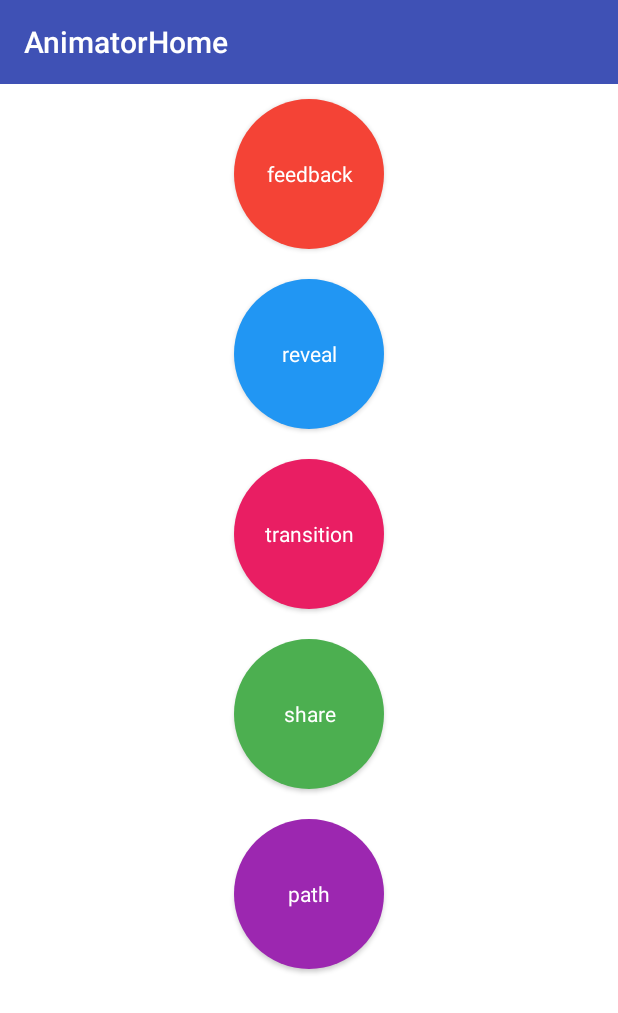
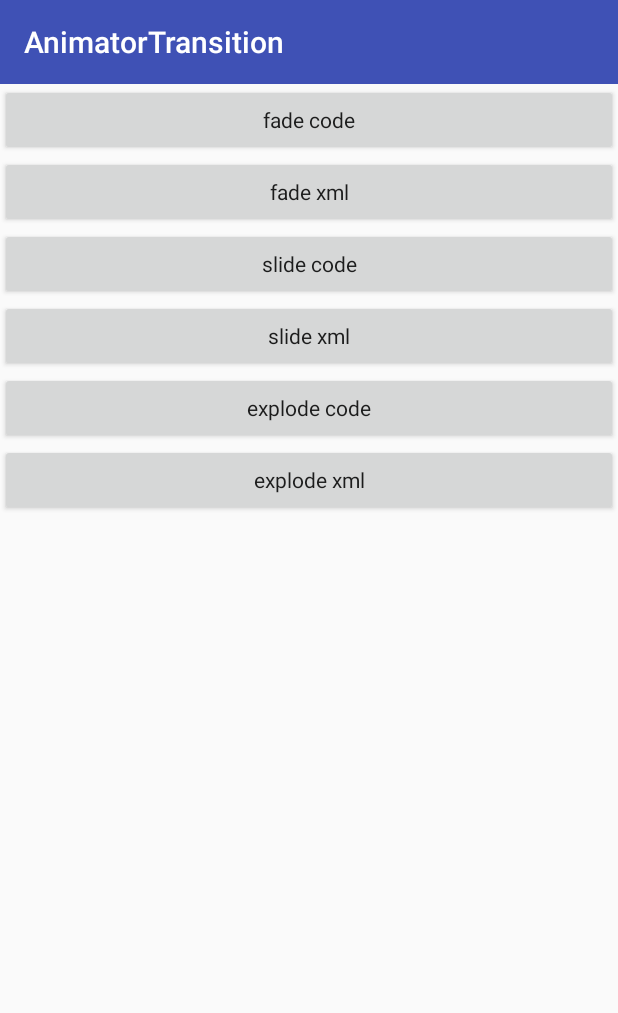
Before and after one commit to huangshouguo/MaterialDesignStudy, an Android app: the AnimatorHomeActivity screen opened directly, with no data from a screen before it, after a tap on "transition", on a phone screen of 412 x 824 dp. Shown: the top 1013 px of the screen. Run offline under Robolectric (Android 15) with nearby library versions, the phone set to English and light mode, and no system bars.

Commit message:
add transition animator

```diff
--- a/app/src/main/AndroidManifest.xml
+++ b/app/src/main/AndroidManifest.xml
@@ -27,7 +27,11 @@
         <activity android:name=".animator.AnimatorRevealActivity" />
         <activity
             android:name=".animator.AnimatorReveal2Activity"
-            android:theme="@style/AppTheme.NoAnimator"/>
+            android:theme="@style/AppTheme.NoAnimator" />
+        <activity android:name=".animator.AnimatorTransitionSlideActivity" />
+        <activity android:name=".animator.AnimatorTransitionActivity" />
+        <activity android:name=".animator.AnimatorTransitionFadeActivity" />
+        <activity android:name=".animator.AnimatorTransitionExplodeActivity"></activity>
     </application>
 
 </manifest>
--- a/app/src/main/java/com/example/hsg/meterialdesignstudy/animator/AnimatorHomeActivity.java
+++ b/app/src/main/java/com/example/hsg/meterialdesignstudy/animator/AnimatorHomeActivity.java
@@ -37,6 +37,7 @@ public class AnimatorHomeActivity extends BaseActivity implements View.OnClickLi
                 AnimatorRevealActivity.startAction(this);
                 break;
             case R.id.btn_transition:
+                AnimatorTransitionActivity.startAction(this);
                 break;
             case R.id.btn_share:
                 break;
--- a/app/src/main/java/com/example/hsg/meterialdesignstudy/animator/AnimatorReveal2Activity.java
+++ b/app/src/main/java/com/example/hsg/meterialdesignstudy/animator/AnimatorReveal2Activity.java
@@ -58,13 +58,12 @@ public class AnimatorReveal2Activity extends BaseActivity {
         float endRadius = isReveal ? radius : 0;
 
         Animator animator = ViewAnimationUtils.createCircularReveal(this.rootView, cx, cy, startRadius, endRadius);
-        animator.setDuration(1000);
+        animator.setDuration(getResources().getInteger(R.integer.animator_duration));
 
         if (!isReveal) {
             animator.addListener(new Animator.AnimatorListener() {
                 @Override
                 public void onAnimationStart(Animator animator) {
-
                 }
 
                 @Override
@@ -74,7 +73,6 @@ public class AnimatorReveal2Activity extends BaseActivity {
 
                 @Override
                 public void onAnimationCancel(Animator animator) {
-
                 }
 
                 @Override
--- a/app/src/main/java/com/example/hsg/meterialdesignstudy/animator/AnimatorRevealActivity.java
+++ b/app/src/main/java/com/example/hsg/meterialdesignstudy/animator/AnimatorRevealActivity.java
@@ -84,6 +84,6 @@ public class AnimatorRevealActivity extends BaseActivity implements View.OnClick
                 }
             });
         }
-        animator.setDuration(1000).start();
+        animator.setDuration(getResources().getInteger(R.integer.animator_duration)).start();
     }
 }
--- /dev/null
+++ b/app/src/main/java/com/example/hsg/meterialdesignstudy/animator/AnimatorTransitionActivity.java
@@ -0,0 +1,55 @@
+package com.example.hsg.meterialdesignstudy.animator;
+
+import android.content.Context;
+import android.content.Intent;
+import android.os.Bundle;
+import android.view.View;
+
+import com.example.hsg.meterialdesignstudy.BaseActivity;
+import com.example.hsg.meterialdesignstudy.R;
+
+public class AnimatorTransitionActivity extends BaseActivity implements View.OnClickListener {
+
+    public static void startAction(Context context) {
+        Intent intent = new Intent(context, AnimatorTransitionActivity.class);
+        context.startActivity(intent);
+    }
+
+
+    @Override
+    protected void onCreate(Bundle savedInstanceState) {
+        super.onCreate(savedInstanceState);
+        setContentView(R.layout.activity_animator_transition);
+
+        findViewById(R.id.btn_fade_code).setOnClickListener(this);
+        findViewById(R.id.btn_fade_xml).setOnClickListener(this);
+        findViewById(R.id.btn_slide_code).setOnClickListener(this);
+        findViewById(R.id.btn_slide_xml).setOnClickListener(this);
+        findViewById(R.id.btn_explode_code).setOnClickListener(this);
+        findViewById(R.id.btn_explode_xml).setOnClickListener(this);
+    }
+
+    @Override
+    public void onClick(View view) {
+        switch (view.getId()) {
+            case R.id.btn_fade_code:
+                AnimatorTransitionFadeActivity.startAction(this, false);
+                break;
+            case R.id.btn_fade_xml:
+                AnimatorTransitionFadeActivity.startAction(this, true);
+                break;
+            case R.id.btn_slide_code:
+                AnimatorTransitionSlideActivity.startAction(this, false);
+                break;
+            case R.id.btn_slide_xml:
+                AnimatorTransitionSlideActivity.startAction(this, true);
+                break;
+            case R.id.btn_explode_code:
+                AnimatorTransitionExplodeActivity.startAction(this, false);
+                break;
+            case R.id.btn_explode_xml:
+                AnimatorTransitionExplodeActivity.startAction(this, true);
+                break;
+        }
+    }
+}
--- /dev/null
+++ b/app/src/main/res/layout/activity_animator_transition.xml
@@ -0,0 +1,52 @@
+<?xml version="1.0" encoding="utf-8"?>
+<LinearLayout xmlns:android="http://schemas.android.com/apk/res/android"
+    xmlns:app="http://schemas.android.com/apk/res-auto"
+    android:layout_width="match_parent"
+    android:layout_height="match_parent"
+    android:orientation="vertical">
+
+    <android.support.v7.widget.Toolbar
+        style="@style/ToolbarStyle"
+        app:title="AnimatorTransition" />
+
+    <ScrollView
+        android:layout_width="match_parent"
+        android:layout_height="match_parent">
+
+        <LinearLayout
+            android:layout_width="match_parent"
+            android:layout_height="match_parent"
+            android:orientation="vertical">
+
+            <Button
+                android:id="@+id/btn_fade_code"
+                style="@style/ButtonStyle"
+                android:text="fade code" />
+
+            <Button
+                android:id="@+id/btn_fade_xml"
+                style="@style/ButtonStyle"
+                android:text="fade xml" />
+
+            <Button
+                android:id="@+id/btn_slide_code"
+                style="@style/ButtonStyle"
+                android:text="slide code" />
+
+            <Button
+                android:id="@+id/btn_slide_xml"
+                style="@style/ButtonStyle"
+                android:text="slide xml" />
+
+            <Button
+                android:id="@+id/btn_explode_code"
+                style="@style/ButtonStyle"
+                android:text="explode code" />
+
+            <Button
+                android:id="@+id/btn_explode_xml"
+                style="@style/ButtonStyle"
+                android:text="explode xml" />
+        </LinearLayout>
+    </ScrollView>
+</LinearLayout>
--- /dev/null
+++ b/app/src/main/res/transition/explode.xml
@@ -0,0 +1,6 @@
+<?xml version="1.0" encoding="utf-8"?>
+<transitionSet xmlns:android="http://schemas.android.com/apk/res/android">
+    <explode
+        android:duration="@integer/animator_duration"
+        android:interpolator="@android:interpolator/bounce" />
+</transitionSet>
--- /dev/null
+++ b/app/src/main/res/transition/fade.xml
@@ -0,0 +1,6 @@
+<?xml version="1.0" encoding="utf-8"?>
+<transitionSet xmlns:android="http://schemas.android.com/apk/res/android">
+    <fade
+        android:duration="@integer/animator_duration"
+        android:interpolator="@android:interpolator/fast_out_slow_in" />
+</transitionSet>
--- /dev/null
+++ b/app/src/main/res/transition/slide.xml
@@ -0,0 +1,6 @@
+<?xml version="1.0" encoding="utf-8"?>
+<transitionSet xmlns:android="http://schemas.android.com/apk/res/android">
+    <slide
+        android:duration="@integer/animator_duration"
+        android:slideEdge="right" />
+</transitionSet>
--- a/app/src/main/res/values/colors.xml
+++ b/app/src/main/res/values/colors.xml
@@ -19,4 +19,5 @@
     <color name="color_purple">#9c27b0</color>
     <color name="color_blue">#2196f3</color>
     <color name="color_green">#4caf50</color>
+    <color name="color_gray">#212121</color>
 </resources>
--- a/app/src/main/res/values/dimens.xml
+++ b/app/src/main/res/values/dimens.xml
@@ -5,4 +5,6 @@
     <dimen name="nav_header_height">160dp</dimen>
     <dimen name="fab_margin">16dp</dimen>
     <dimen name="line_width">0.5dp</dimen>
+
+    <integer name="animator_duration">1000</integer>
 </resources>
```
Also changed, not shown: app/src/main/java/com/example/hsg/meterialdesignstudy/animator/AnimatorTransitionExplodeActivity.java (added, +53 -0 lines), app/src/main/java/com/example/hsg/meterialdesignstudy/animator/AnimatorTransitionFadeActivity.java (added, +53 -0 lines), app/src/main/java/com/example/hsg/meterialdesignstudy/animator/AnimatorTransitionSlideActivity.java (added, +54 -0 lines), app/src/main/res/layout/activity_animator_transition_explode.xml (added, +13 -0 lines), app/src/main/res/layout/activity_animator_transition_fade.xml (added, +13 -0 lines), app/src/main/res/layout/activity_animator_transition_slide.xml (added, +118 -0 lines), app/src/main/res/layout/content_common.xml (added, +29 -0 lines), app/src/main/res/values/styles.xml (+8 -0 lines), app/src/main/res/drawable-xhdpi/meizi.jpg (added).
